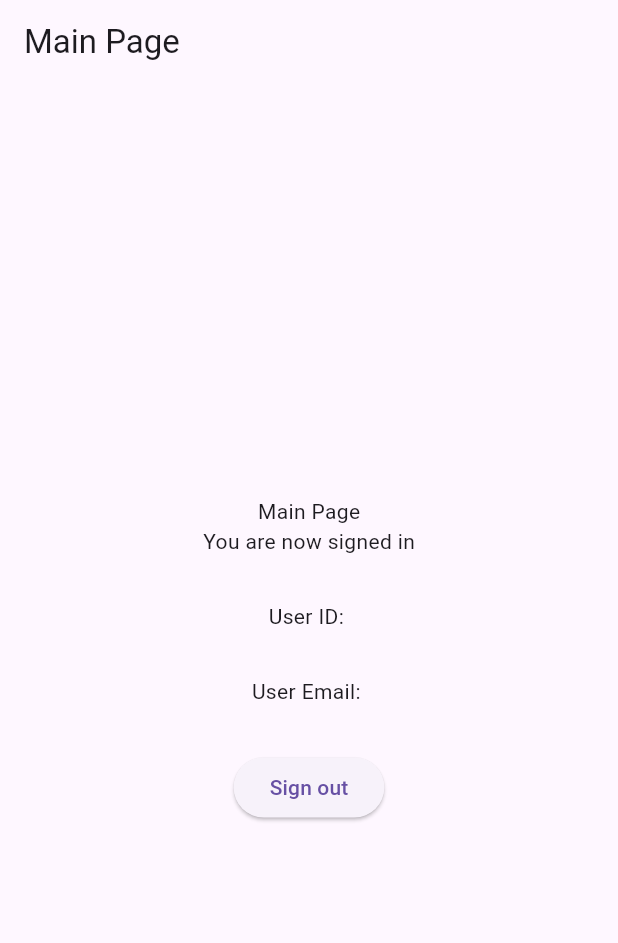
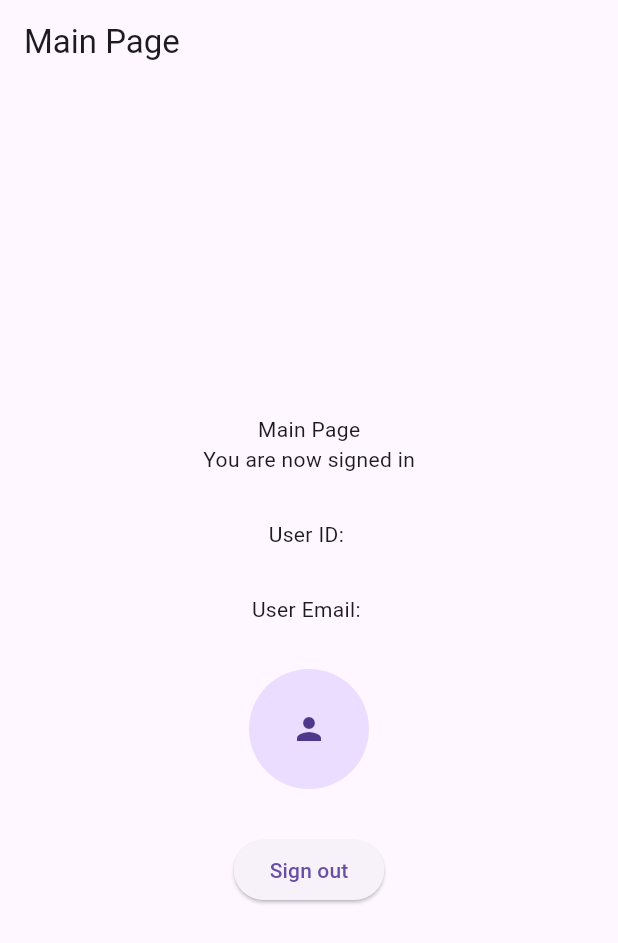
Before and after one commit to DilukshanA/flutter_firebase_auth, a Flutter app: the screen it shows once a user with an empty profile is signed in, on a phone screen of 412 x 824 dp. Shown: the top 943 px of the screen. Run offline on Flutter 3.47's test engine with Material 3 defaults, Android fonts, the phone set to English and light mode, and no system bars; our stand-ins replace firebase_auth, firebase_core, google_sign_in; accounts and stored records are empty.

Commit message:
show user photo in main page

```diff
--- a/lib/pages/main_page.dart
+++ b/lib/pages/main_page.dart
@@ -7,6 +7,7 @@ class MainPage extends StatelessWidget {
 
   final String usreId = AuthService().getCurretUser()?.uid ?? "unknown";
   final String userEmail = AuthService().getCurretUser()?.email ?? "no email";
+  final String userPhotoUrl = AuthService().getCurretUser()?.photoURL ?? "no photo";
 
   //create signout method
   void _signOut(BuildContext context) async {
@@ -41,6 +42,19 @@ class MainPage extends StatelessWidget {
             const SizedBox(
               height: 30,
             ),
+            // show user photo
+            userPhotoUrl != "no photo"
+            ? CircleAvatar(
+              radius: 40,
+              backgroundImage: NetworkImage(userPhotoUrl),
+            )
+            : const CircleAvatar(
+              radius: 40,
+              child: Icon(Icons.person),
+            ),
+            const SizedBox(
+              height: 30,
+            ),
 
             // sign out
             ElevatedButton(
```
